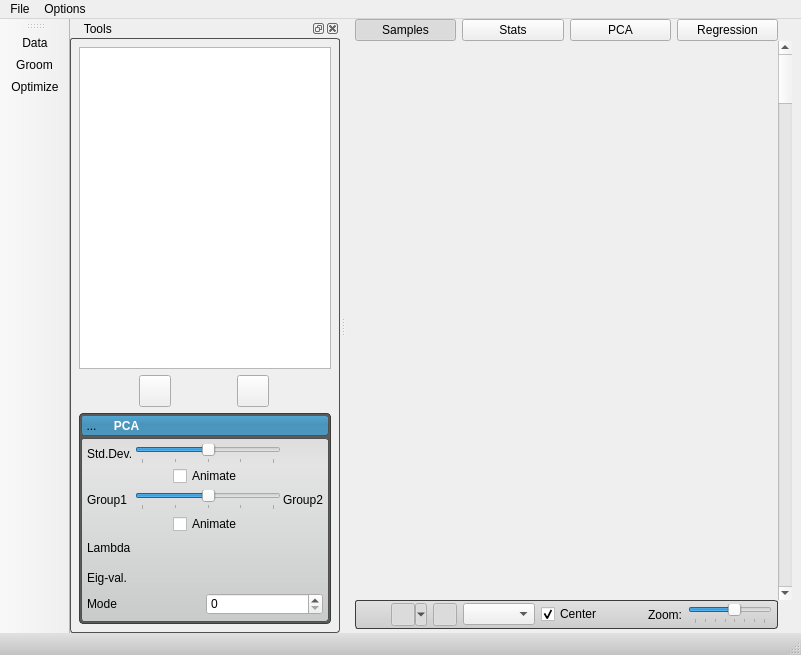
Qt form src/Application/ShapeWorksStudioApp.ui (SCIInstitute/ShapeWorks) before a commit.
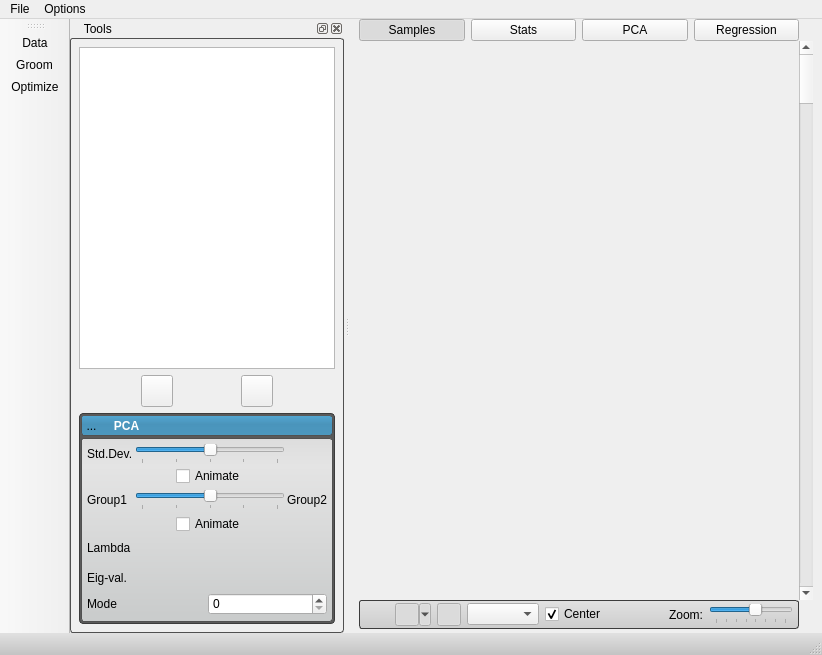
The same form after that commit. Icons and pictures are not drawn. Custom widgets are drawn as their Qt base class.

```diff
--- a/src/Application/ShapeWorksStudioApp.ui
+++ b/src/Application/ShapeWorksStudioApp.ui
@@ -6,7 +6,7 @@
    <rect>
     <x>0</x>
     <y>0</y>
-    <width>801</width>
+    <width>822</width>
     <height>655</height>
    </rect>
   </property>
@@ -641,8 +641,8 @@
     <rect>
      <x>0</x>
      <y>0</y>
-     <width>801</width>
-     <height>21</height>
+     <width>822</width>
+     <height>22</height>
     </rect>
    </property>
    <widget class="QMenu" name="menuFile">
```
